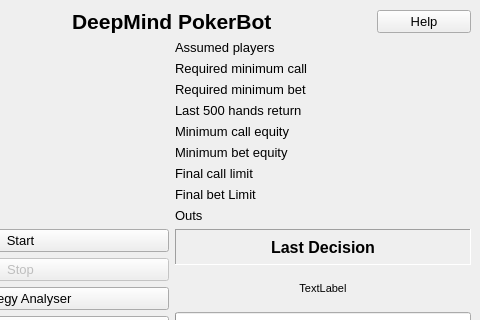
Qt form gui/gui_qt_ui.ui (dickreuter/Poker) before a commit; both pictures show x 137 to 617 and y 0 to 320 of the 617 by 713 pixel window.
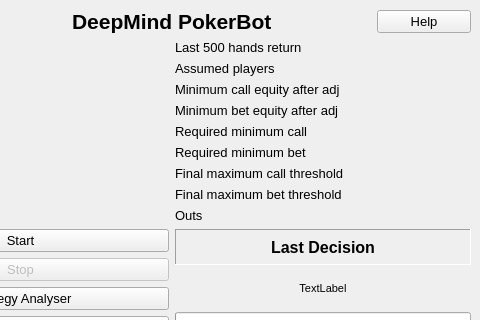
The same form after that commit.

Patch:
```diff
--- a/gui/gui_qt_ui.ui
+++ b/gui/gui_qt_ui.ui
@@ -288,42 +288,6 @@
     </item>
     <item row="3" column="5">
      <layout class="QVBoxLayout" name="verticalLayout_6">
-      <item>
-       <widget class="QLabel" name="assumed_players">
-        <property name="font">
-         <font>
-          <pointsize>10</pointsize>
-         </font>
-        </property>
-        <property name="text">
-         <string/>
-        </property>
-       </widget>
-      </item>
-      <item>
-       <widget class="QLabel" name="required_mincall">
-        <property name="font">
-         <font>
-          <pointsize>10</pointsize>
-         </font>
-        </property>
-        <property name="text">
-         <string/>
-        </property>
-       </widget>
-      </item>
-      <item>
-       <widget class="QLabel" name="required_minbet">
-        <property name="font">
-         <font>
-          <pointsize>10</pointsize>
-         </font>
-        </property>
-        <property name="text">
-         <string/>
-        </property>
-       </widget>
-      </item>
       <item>
        <widget class="QLabel" name="winnings">
         <property name="font">
@@ -336,6 +300,18 @@
         </property>
        </widget>
       </item>
+      <item>
+       <widget class="QLabel" name="assumed_players">
+        <property name="font">
+         <font>
+          <pointsize>10</pointsize>
+         </font>
+        </property>
+        <property name="text">
+         <string/>
+        </property>
+       </widget>
+      </item>
       <item>
        <widget class="QLabel" name="mincallequity">
         <property name="font">
@@ -360,6 +336,30 @@
         </property>
        </widget>
       </item>
+      <item>
+       <widget class="QLabel" name="required_mincall">
+        <property name="font">
+         <font>
+          <pointsize>10</pointsize>
+         </font>
+        </property>
+        <property name="text">
+         <string/>
+        </property>
+       </widget>
+      </item>
+      <item>
+       <widget class="QLabel" name="required_minbet">
+        <property name="font">
+         <font>
+          <pointsize>10</pointsize>
+         </font>
+        </property>
+        <property name="text">
+         <string/>
+        </property>
+       </widget>
+      </item>
       <item>
        <widget class="QLabel" name="calllimit">
         <property name="font">
@@ -400,6 +400,18 @@
     </item>
     <item row="3" column="3" colspan="2">
      <layout class="QVBoxLayout" name="verticalLayout_5">
+      <item>
+       <widget class="QLabel" name="label_10">
+        <property name="font">
+         <font>
+          <pointsize>10</pointsize>
+         </font>
+        </property>
+        <property name="text">
+         <string>Last 500 hands return</string>
+        </property>
+       </widget>
+      </item>
       <item>
        <widget class="QLabel" name="label_6">
         <property name="font">
@@ -412,6 +424,30 @@
         </property>
        </widget>
       </item>
+      <item>
+       <widget class="QLabel" name="label1">
+        <property name="font">
+         <font>
+          <pointsize>10</pointsize>
+         </font>
+        </property>
+        <property name="text">
+         <string>Minimum call equity after adj</string>
+        </property>
+       </widget>
+      </item>
+      <item>
+       <widget class="QLabel" name="label_5">
+        <property name="font">
+         <font>
+          <pointsize>10</pointsize>
+         </font>
+        </property>
+        <property name="text">
+         <string>Minimum bet equity after adj</string>
+        </property>
+       </widget>
+      </item>
       <item>
        <widget class="QLabel" name="label_7">
         <property name="font">
@@ -436,42 +472,6 @@
         </property>
        </widget>
       </item>
-      <item>
-       <widget class="QLabel" name="label_10">
-        <property name="font">
-         <font>
-          <pointsize>10</pointsize>
-         </font>
-        </property>
-        <property name="text">
-         <string>Last 500 hands return</string>
-        </property>
-       </widget>
-      </item>
-      <item>
-       <widget class="QLabel" name="label1">
-        <property name="font">
-         <font>
-          <pointsize>10</pointsize>
-         </font>
-        </property>
-        <property name="text">
-         <string>Minimum call equity</string>
-        </property>
-       </widget>
-      </item>
-      <item>
-       <widget class="QLabel" name="label_5">
-        <property name="font">
-         <font>
-          <pointsize>10</pointsize>
-         </font>
-        </property>
-        <property name="text">
-         <string>Minimum bet equity</string>
-        </property>
-       </widget>
-      </item>
       <item>
        <widget class="QLabel" name="label_3">
         <property name="font">
@@ -480,7 +480,7 @@
          </font>
         </property>
         <property name="text">
-         <string>Final call limit</string>
+         <string>Final maximum call threshold</string>
         </property>
        </widget>
       </item>
@@ -492,7 +492,7 @@
          </font>
         </property>
         <property name="text">
-         <string>Final bet Limit</string>
+         <string>Final maximum bet threshold</string>
         </property>
        </widget>
       </item>
```
